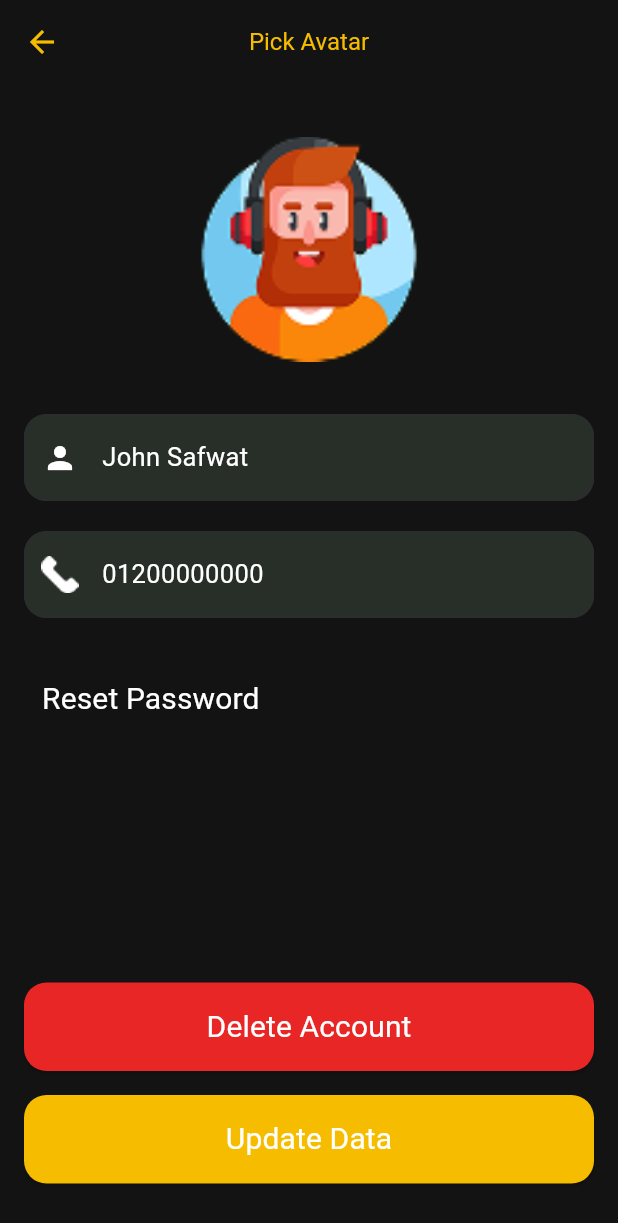
After one commit to mmsa7196/Movies, a Flutter app: the UpdateProfileScreen screen opened by its route, on a phone screen of 412 x 824 dp. The commit adds this screen. Shown: the top 1223 px of the screen. Run offline on Flutter 3.47's test engine with Material 3 defaults, Android fonts, the phone set to English and light mode, and no system bars; our stand-ins replace bloc, cached_network_image, cloud_firestore, firebase_auth, firebase_core, flutter_bloc and 2 more; accounts and stored records are empty; network calls fail.

Commit message:
profile update screen UI => Finished

```diff
--- a/lib/core/class/app_rout.dart
+++ b/lib/core/class/app_rout.dart
@@ -12,4 +12,5 @@ class AppRouts {
 
   static const String profile = "/profile";
   static const String bottonNavigator = "/bottonNavigator";
+  static const String updateProfile = "/updateProfile";
 }
--- a/lib/routs.dart
+++ b/lib/routs.dart
@@ -6,6 +6,7 @@ import 'package:movies/screen/forget_password_screen.dart';
 import 'package:movies/screen/login_Screen.dart';
 import 'package:movies/screen/movie_details.dart';
 import 'package:movies/screen/register_screen.dart';
+import 'package:movies/screen/update_profile_Screen.dart';
 
 Map<String, Widget Function(BuildContext)> routs = {
   // "/": (context) => const OnBoarding(),
@@ -14,6 +15,7 @@ Map<String, Widget Function(BuildContext)> routs = {
   AppRouts.login: (context) => const LoginScreen(),
   AppRouts.register: (context) => const RegisterScreen(),
   AppRouts.forgetPass: (context) => const ForgetPasswordScreen(),
+  AppRouts.updateProfile: (context) => const UpdateProfileScreen(),
   // AppRouts.bottonNavigator:
   "/": (context) => const BottomNavigationBarScreen(),
 };
--- a/lib/screen/Tabs/profiel_tab.dart
+++ b/lib/screen/Tabs/profiel_tab.dart
@@ -1,6 +1,7 @@
 import 'package:flutter/material.dart';
 import 'package:movies/core/class/app_colors.dart';
 import 'package:movies/core/class/app_images.dart';
+import 'package:movies/core/class/app_rout.dart';
 import 'package:movies/customs/button.dart';
 
 class ProfileTab extends StatelessWidget {
@@ -70,6 +71,10 @@ class ProfileTab extends StatelessWidget {
                   children: [
                     Expanded(
                       flex: 2,
+                      child: InkWell(
+                        onTap: () {
+                          Navigator.pushNamed(context, AppRouts.updateProfile);
+                        },
                         child: CustomButton(
                             color: AppColors.button,
                             widget: Text("Edit Profile",
@@ -78,6 +83,7 @@ class ProfileTab extends StatelessWidget {
                             textColor: AppColors.primary,
                             textStyle: textTheme.bodyMedium!
                                 .copyWith(color: AppColors.primary)),
+                      ),
                     ),
                     Expanded(
                       child: CustomButton(
--- /dev/null
+++ b/lib/screen/update_profile_Screen.dart
@@ -0,0 +1,107 @@
+import 'package:flutter/material.dart';
+import 'package:movies/core/class/app_colors.dart';
+import 'package:movies/core/class/app_images.dart';
+import 'package:movies/core/class/app_rout.dart';
+import 'package:movies/customs/input_field.dart';
+import 'package:movies/screen/avatars_sheet_section.dart';
+
+class UpdateProfileScreen extends StatelessWidget {
+  const UpdateProfileScreen({super.key});
+
+  @override
+  Widget build(BuildContext context) {
+    return Scaffold(
+      appBar: AppBar(
+        title: Text("Pick Avatar"),
+      ),
+      body: Padding(
+        padding: const EdgeInsets.symmetric(horizontal: 16, vertical: 35),
+        child: Column(
+          crossAxisAlignment: CrossAxisAlignment.stretch,
+          children: [
+            GestureDetector(
+              onTap: () {
+                showModalBottomSheet(
+                    backgroundColor: Colors.transparent,
+                    shape: RoundedRectangleBorder(
+                        borderRadius: BorderRadius.circular(24)),
+                    useSafeArea: true,
+                    context: context,
+                    builder: (context) => AvatarsSheetSection());
+              },
+              child: Padding(
+                padding: const EdgeInsets.only(bottom: 35),
+                child: Container(
+                    height: 150,
+                    alignment: Alignment.center,
+                    child: Image.asset(
+                      AppImages.avatars[0],
+                      height: 150,
+                      fit: BoxFit.contain,
+                    )),
+              ),
+            ),
+            InputField(
+              lable: "John Safwat",
+              validate: () {},
+              prefixIcon: Icon(
+                Icons.person,
+                color: AppColors.text,
+              ),
+            ),
+            Padding(
+              padding: const EdgeInsets.only(top: 20, bottom: 30),
+              child: InputField(
+                lable: "01200000000",
+                validate: () {},
+                prefixIcon: Image.asset(AppImages.phoneIcon),
+              ),
+            ),
+            Align(
+              alignment: Alignment.centerLeft,
+              child: TextButton(
+                  onPressed: () {},
+                  child: Text(
+                    "Reset Password",
+                    style: Theme.of(context)
+                        .textTheme
+                        .titleSmall!
+                        .copyWith(fontSize: 20, fontWeight: FontWeight.w400),
+                  )),
+            ),
+            Spacer(),
+            ElevatedButton(
+              onPressed: () {},
+              style: ElevatedButton.styleFrom(
+                  backgroundColor: AppColors.buttonRed),
+              child: Padding(
+                padding: const EdgeInsets.symmetric(vertical: 15),
+                child: Text(
+                  "Delete Account",
+                  style: Theme.of(context)
+                      .textTheme
+                      .titleSmall!
+                      .copyWith(fontSize: 20, fontWeight: FontWeight.w400),
+                ),
+              ),
+            ),
+            SizedBox(height: 16),
+            ElevatedButton(
+              onPressed: () {},
+              child: Padding(
+                padding: const EdgeInsets.symmetric(vertical: 15),
+                child: Text(
+                  "Update Data",
+                  style: Theme.of(context)
+                      .textTheme
+                      .titleSmall!
+                      .copyWith(fontSize: 20, fontWeight: FontWeight.w400),
+                ),
+              ),
+            ),
+          ],
+        ),
+      ),
+    );
+  }
+}
```
Also changed, not shown: lib/customs/avatar_item.dart (added, +38 -0 lines), lib/model/avatar model.dart (added, +20 -0 lines), lib/screen/avatars_sheet_section.dart (added, +84 -0 lines). Lines whose indentation alone changed are shown as unchanged.
